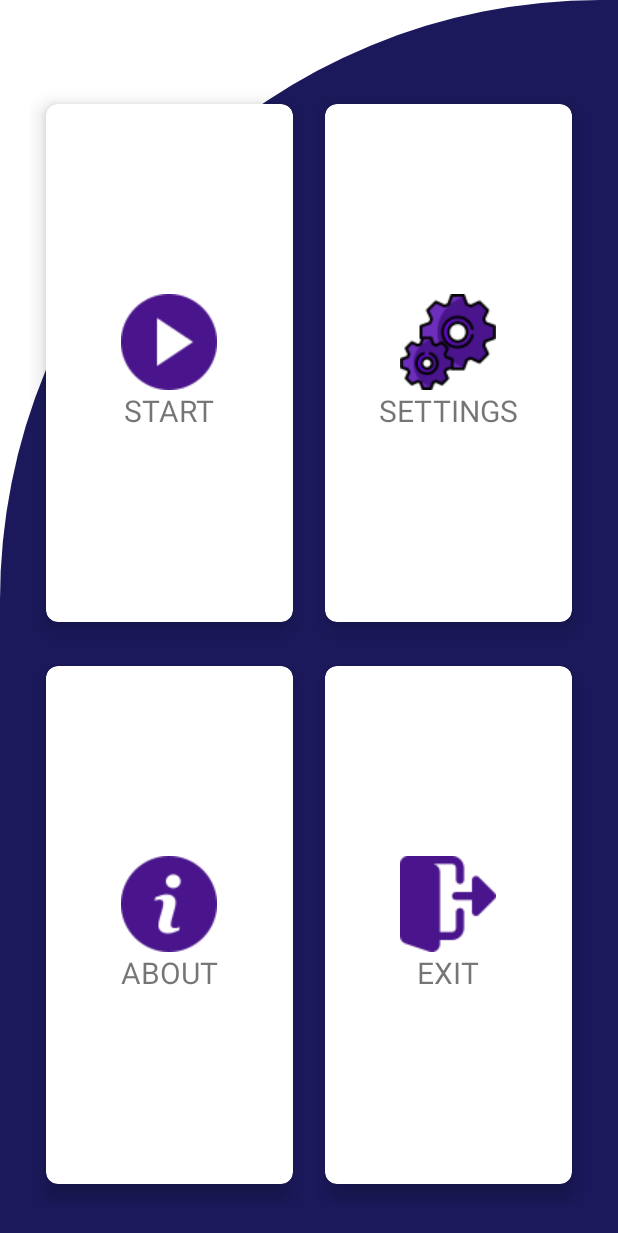
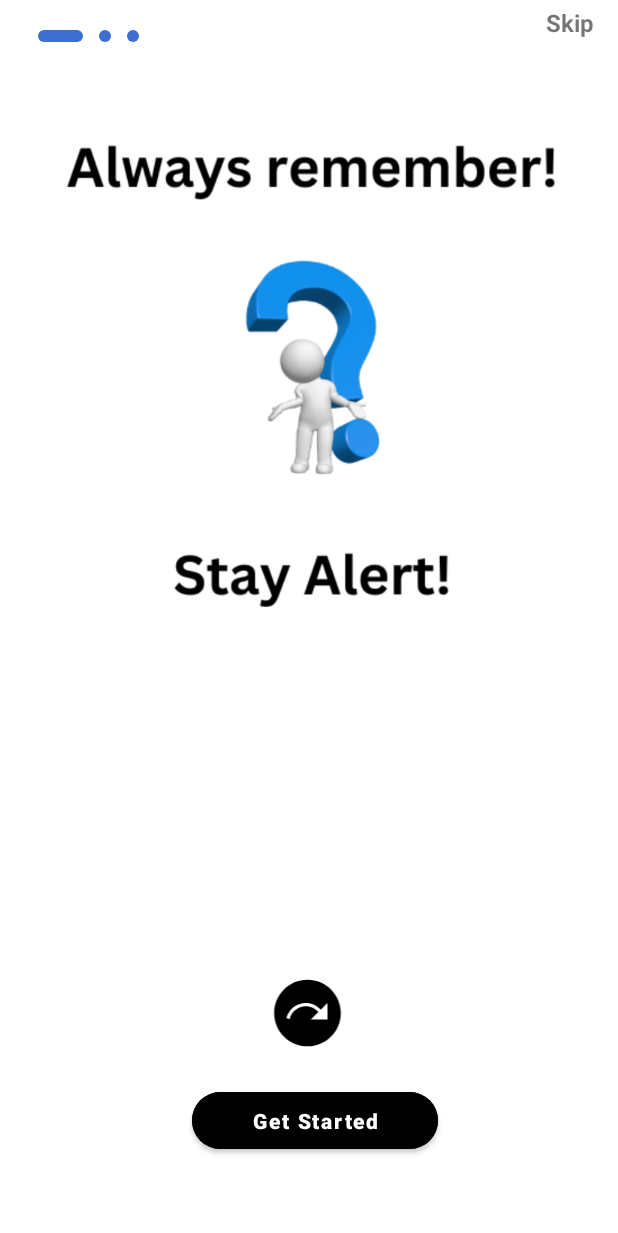
Before and after one commit to JoloGonzaga/ayokona, an Android app: the screen it shows after launch (MainActivity before the commit, onboarding after it), on a phone screen of 412 x 824 dp. Shown: the top 1233 px of the screen. Run offline under Robolectric (Android 15) with nearby library versions, the phone set to English and light mode, and no system bars; 1 statement that could not run was skipped.

Commit message:
Final push

```diff
--- /dev/null
+++ b/app/src/main/java/com/vyw/tflite/OnboardingItem.kt
@@ -0,0 +1,9 @@
+package com.vyw.tflite
+
+data class OnboardingItem (
+    val onboardingImage: Int,
+    val title: String,
+    val Description: String,
+
+
+        )
--- /dev/null
+++ b/app/src/main/java/com/vyw/tflite/OnboardingItemsAdapter.kt
@@ -0,0 +1,46 @@
+package com.vyw.tflite
+
+import android.view.LayoutInflater
+import android.view.View
+import android.view.ViewGroup
+import android.widget.ImageView
+import android.widget.TextView
+import androidx.recyclerview.widget.RecyclerView
+
+class OnboardingItemsAdapter (private val onboardingItems: List<OnboardingItem  >):
+RecyclerView.Adapter<OnboardingItemsAdapter.OnboardingItemViewHolder>(){
+
+
+    override fun onCreateViewHolder(parent: ViewGroup, viewType: Int): OnboardingItemViewHolder {
+        return OnboardingItemViewHolder(
+            LayoutInflater.from(parent.context).inflate(
+                R.layout.onboarding_item_container,
+                parent,
+                false
+            )
+        )
+    }
+
+    override fun onBindViewHolder(holder: OnboardingItemViewHolder, position: Int) {
+        holder.bind(onboardingItems[position])
+    }
+
+    override fun getItemCount(): Int {
+        return onboardingItems.size
+    }
+
+    inner class OnboardingItemViewHolder(view: View) : RecyclerView.ViewHolder(view){
+
+
+        private val imageonboarding = view.findViewById<ImageView>(R.id.ImageOnBoarding)
+        private val textTitle = view.findViewById<TextView>(R.id.title)
+        private val textDescription = view.findViewById<TextView>(R.id.textDescription)
+
+        fun bind(onboardingItem: OnboardingItem) {
+            imageonboarding.setImageResource(onboardingItem.onboardingImage)
+            textTitle.text = onboardingItem.title
+            textDescription.text = onboardingItem.Description
+
+        }
+    }
+}
--- /dev/null
+++ b/app/src/main/java/com/vyw/tflite/onboarding.kt
@@ -0,0 +1,126 @@
+package com.vyw.tflite
+
+import android.content.Intent
+import androidx.appcompat.app.AppCompatActivity
+import android.os.Bundle
+import android.provider.ContactsContract.CommonDataKinds.Im
+import android.view.ViewGroup.LayoutParams.WRAP_CONTENT
+import android.widget.ImageView
+import android.widget.LinearLayout
+import android.widget.TextView
+import androidx.core.content.ContextCompat
+import androidx.recyclerview.widget.RecyclerView
+import androidx.viewpager2.widget.ViewPager2
+import com.vyw.tflite.R
+
+class onboarding : AppCompatActivity() {
+
+    private lateinit var onboardingItemsAdapter: OnboardingItemsAdapter
+    private lateinit var indicatorsContainer: LinearLayout
+
+    override fun onCreate(savedInstanceState: Bundle?) {
+        super.onCreate(savedInstanceState)
+        setContentView(R.layout.activity_onboarding)
+        setOnboardingItems()
+        setupIndicators()
+        setCurrentIndicator(0)
+    }
+    private fun setOnboardingItems() {
+        onboardingItemsAdapter = OnboardingItemsAdapter(
+            listOf(
+                OnboardingItem(
+                    onboardingImage = R.drawable.entry1,
+                    title = "  ",
+                    Description = "  "
+
+                ),
+                OnboardingItem(
+                    onboardingImage = R.drawable.work1,
+                    title = "  ",
+                    Description = "  "
+
+                ),
+                OnboardingItem(
+                    onboardingImage = R.drawable.work2,
+                    title = "   ",
+                    Description = "   "
+
+
+                )
+            )
+        )
+        val onboardingViewPager = findViewById<ViewPager2>(R.id.onboardingViewPager)
+        onboardingViewPager.adapter = onboardingItemsAdapter
+
+        onboardingViewPager.registerOnPageChangeCallback(object :
+        ViewPager2.OnPageChangeCallback(){
+            override fun onPageSelected(position: Int) {
+                super.onPageSelected(position)
+              setCurrentIndicator(position)
+
+            }
+        })
+        (onboardingViewPager.getChildAt(0 ) as RecyclerView).overScrollMode = RecyclerView.OVER_SCROLL_NEVER
+        findViewById<ImageView>(R.id.imageNext).setOnClickListener(){
+            if (onboardingViewPager.currentItem + 1 < onboardingItemsAdapter.itemCount){
+                onboardingViewPager.currentItem + 1
+            }else{
+                navigatemain()
+            }
+        }
+        findViewById<TextView>(R.id.textSkip).setOnClickListener{
+            navigatemain()
+        }
+        findViewById<TextView>(R.id.getstart).setOnClickListener{
+            navigatemain()
+    }
+        }
+    private fun navigatemain(){
+        startActivity(Intent(applicationContext, MainActivity::class.java))
+        finish()
+    }
+
+    private fun setupIndicators(){
+        indicatorsContainer = findViewById(R.id.Indicators)
+        val indicators = arrayOfNulls<ImageView >(onboardingItemsAdapter.itemCount)
+        val layoutParams: LinearLayout.LayoutParams =
+            LinearLayout.LayoutParams(WRAP_CONTENT, WRAP_CONTENT)
+        layoutParams.setMargins(8, 0,8, 0 )
+        for(i in indicators.indices){
+            indicators[i] = ImageView(applicationContext)
+            indicators [i]?.let {
+                it.setImageDrawable(
+                    ContextCompat.getDrawable(
+                        applicationContext,
+                        R.drawable.indicator_inactive_background
+                    )
+                )
+                it.layoutParams = layoutParams
+                indicatorsContainer.addView(it)
+            }
+        }
+    }
+    private  fun setCurrentIndicator(position: Int ){
+        val childCount = indicatorsContainer.childCount
+        for (i in 0 until childCount)
+        {
+            val imageView = indicatorsContainer.getChildAt(i) as ImageView
+            if (i == position){
+                imageView.setImageDrawable(
+                    ContextCompat.getDrawable(
+                        applicationContext,
+                        R.drawable.indicator_active_background
+                    )
+
+                )
+            }else{
+                imageView.setImageDrawable(
+                    ContextCompat.getDrawable(
+                        applicationContext,
+                        R.drawable.indicator_inactive_background
+                    )
+                )
+            }
+        }
+    }
+}
--- a/app/src/main/java/com/vyw/tflite/settings_activity.kt
+++ b/app/src/main/java/com/vyw/tflite/settings_activity.kt
@@ -12,12 +12,5 @@ class settings_activity : AppCompatActivity() {
 
     }
 
-    fun exit2_btnclick(view: View) {
-        val intent = Intent(this, MainActivity::class.java)
-        startActivity(intent)
 
     }
-
-
-
-}
--- a/app/src/main/java/com/vyw/tflite/splash.kt
+++ b/app/src/main/java/com/vyw/tflite/splash.kt
@@ -15,7 +15,7 @@ class splash : AppCompatActivity() {
 
         val handler = Handler(Looper.getMainLooper())
         handler.postDelayed({
-            val intent = Intent(this, MainActivity::class.java)
+            val intent = Intent(this, onboarding::class.java)
             finish()
             startActivity(intent)
         }, 3000)
--- /dev/null
+++ b/app/src/main/res/drawable/ic_baseline_next_plan_24.xml
@@ -0,0 +1,5 @@
+<vector android:autoMirrored="true" android:height="24dp"
+    android:tint="#000000" android:viewportHeight="24"
+    android:viewportWidth="24" android:width="24dp" xmlns:android="http://schemas.android.com/apk/res/android">
+    <path android:fillColor="@android:color/white" android:pathData="M12,2C6.48,2 2,6.48 2,12c0,5.52 4.48,10 10,10s10,-4.48 10,-10C22,6.48 17.52,2 12,2zM18,13.97h-5l2.26,-2.26c-0.91,-1.06 -2.25,-1.74 -3.76,-1.74c-2.37,0 -4.35,1.66 -4.86,3.88l-0.96,-0.32c0.64,-2.62 3,-4.56 5.82,-4.56c1.78,0 3.37,0.79 4.47,2.03L18,8.97V13.97z"/>
+</vector>
--- /dev/null
+++ b/app/src/main/res/drawable/icon_outer_background.xml
@@ -0,0 +1,6 @@
+<?xml version="1.0" encoding="utf-8"?>
+<shape xmlns:android="http://schemas.android.com/apk/res/android"
+    android:shape="oval">
+    <solid android:color="@color/black"/>
+
+</shape>
--- /dev/null
+++ b/app/src/main/res/drawable/indicator_active_background.xml
@@ -0,0 +1,10 @@
+<?xml version="1.0" encoding="utf-8"?>
+<shape xmlns:android="http://schemas.android.com/apk/res/android"
+    android:shape="rectangle">
+    <solid android:color="@color/ic_launcher_background" />
+    <size
+        android:width="30dp"
+        android:height="8dp"/>
+    <corners android:radius="20dp"/>
+
+</shape>
--- /dev/null
+++ b/app/src/main/res/drawable/indicator_inactive_background.xml
@@ -0,0 +1,9 @@
+<?xml version="1.0" encoding="utf-8"?>
+<shape xmlns:android="http://schemas.android.com/apk/res/android"
+    android:shape="oval">
+    <solid android:color="@color/ic_launcher_background"/>
+<size
+    android:width="8dp"
+    android:height="8dp"
+    />
+</shape>
--- /dev/null
+++ b/app/src/main/res/drawable/view_pager_background.xml
@@ -0,0 +1,8 @@
+<?xml version="1.0" encoding="utf-8"?>
+<shape xmlns:android="http://schemas.android.com/apk/res/android"
+    android:shape="rectangle">
+    <solid android:color="@color/custom_color"/>
+    <corners
+        android:bottomRightRadius="60dp"
+        android:topLeftRadius="60dp"/>
+</shape>
--- /dev/null
+++ b/app/src/main/res/layout/activity_onboarding.xml
@@ -0,0 +1,83 @@
+<?xml version="1.0" encoding="utf-8"?>
+<androidx.constraintlayout.widget.ConstraintLayout xmlns:android="http://schemas.android.com/apk/res/android"
+    xmlns:app="http://schemas.android.com/apk/res-auto"
+    xmlns:tools="http://schemas.android.com/tools"
+    android:layout_width="match_parent"
+    android:layout_height="match_parent"
+    tools:context=".onboarding">
+
+
+    <androidx.viewpager2.widget.ViewPager2
+        android:id="@+id/onboardingViewPager"
+        android:layout_width="375dp"
+        android:layout_height="510dp"
+        android:layout_marginEnd="16dp"
+        android:background="@drawable/view_pager_background"
+        app:layout_constraintBottom_toTopOf="@+id/viewCenterofnext"
+        app:layout_constraintEnd_toEndOf="parent"
+        app:layout_constraintTop_toTopOf="parent"
+        app:layout_constraintVertical_bias="0.4" />
+    <LinearLayout
+        android:layout_width="wrap_content"
+        android:layout_height="wrap_content"
+        android:id="@+id/Indicators"
+        android:layout_marginStart="20dp"
+        android:layout_marginLeft="20dp"
+        android:layout_marginTop="20dp"
+        app:layout_constraintStart_toStartOf="parent"
+        app:layout_constraintTop_toTopOf="parent"
+        android:orientation="horizontal" />
+
+    <TextView
+        android:id="@+id/textSkip"
+        android:layout_width="wrap_content"
+        android:layout_height="wrap_content"
+        android:layout_marginTop="4dp"
+        android:layout_marginEnd="16dp"
+        android:textStyle="bold"
+        android:text="@string/skip"
+        android:textSize="16sp"
+        app:layout_constraintEnd_toEndOf="parent"
+        app:layout_constraintTop_toTopOf="parent" />
+
+    <View
+        android:layout_width="1dp"
+        android:layout_height="1dp"
+        android:id="@+id/viewCenterofnext"
+        app:layout_constraintBottom_toBottomOf="@id/imageNext"
+        app:layout_constraintEnd_toEndOf="@id/imageNext"
+        app:layout_constraintStart_toStartOf="@id/imageNext"
+        app:layout_constraintTop_toTopOf="@id/imageNext" />
+
+    <ImageView
+        android:id="@+id/imageNext"
+        android:layout_width="62dp"
+        android:layout_height="53dp"
+        android:layout_marginBottom="20dp"
+        android:contentDescription="@string/app_name"
+        android:src="@drawable/ic_baseline_next_plan_24"
+        app:layout_constraintBottom_toTopOf="@+id/getstart"
+        app:layout_constraintEnd_toEndOf="parent"
+        app:layout_constraintHorizontal_bias="0.498"
+        app:layout_constraintStart_toStartOf="parent" />
+
+    <com.google.android.material.button.MaterialButton
+        android:id="@+id/getstart"
+        android:layout_width="wrap_content"
+        android:layout_height="50dp"
+        android:layout_marginEnd="120dp"
+        android:layout_marginBottom="52dp"
+        android:backgroundTint="@color/black"
+        android:paddingStart="40dp"
+        android:paddingEnd="40dp"
+        android:text="@string/get_started"
+        android:textAllCaps="false"
+        android:textSize="14sp"
+        android:textStyle="bold"
+        app:cornerRadius="20dp"
+        app:layout_constraintBottom_toBottomOf="parent"
+        app:layout_constraintEnd_toEndOf="parent"
+        app:layout_constraintEnd_toStartOf="" />
+
+
+</androidx.constraintlayout.widget.ConstraintLayout>
--- a/app/src/main/res/layout/activity_settings.xml
+++ b/app/src/main/res/layout/activity_settings.xml
@@ -7,7 +7,7 @@
     android:background="@drawable/cut_card_background"
     tools:context=".settings_activity">
 
-
+    <include layout="@layout/toolbar" />
     <androidx.cardview.widget.CardView
         android:layout_width="159dp"
         android:layout_height="202dp"
@@ -86,27 +86,14 @@
             android:gravity="center"
             android:orientation="vertical">
 
-            <ImageView
+
+            <androidx.constraintlayout.widget.Placeholder
                 android:layout_width="wrap_content"
-                android:layout_height="wrap_content"
-                android:src="@drawable/ic_exit" />
-
-            <TextView
-                android:layout_width="wrap_content"
-                android:layout_height="wrap_content"
-                android:text="Menu"
-                android:textSize="20sp" />
+                android:layout_height="wrap_content">
 
 
+            </androidx.constraintlayout.widget.Placeholder>
         </LinearLayout>
-
-
-        <androidx.constraintlayout.widget.Placeholder
-            android:layout_width="wrap_content"
-            android:layout_height="wrap_content">
-
-
-        </androidx.constraintlayout.widget.Placeholder>
 
 
     </androidx.cardview.widget.CardView>
--- /dev/null
+++ b/app/src/main/res/layout/onboarding_item_container.xml
@@ -0,0 +1,35 @@
+<?xml version="1.0" encoding="utf-8"?>
+<LinearLayout xmlns:android="http://schemas.android.com/apk/res/android"
+    android:orientation="vertical"
+    android:layout_width="match_parent"
+    android:layout_height="match_parent">
+
+
+
+    <ImageView
+        android:id="@+id/ImageOnBoarding"
+        android:layout_width="match_parent"
+        android:layout_height="wrap_content"
+        android:adjustViewBounds="true"
+        android:contentDescription="@string/app_name"/>
+
+
+    <TextView
+        android:id="@+id/Texttitle"
+        android:layout_width="match_parent"
+        android:layout_height="wrap_content"
+        android:layout_marginTop="15dp"
+        android:gravity="center"
+        android:textSize="20sp"
+        android:textStyle="bold"/>
+
+    <TextView
+        android:id="@+id/textDescription"
+        android:layout_width="match_parent"
+        android:layout_height="wrap_content"
+        android:layout_marginStart="30dp"
+        android:gravity="center"
+        android:textSize="20sp"
+        android:textStyle="bold"/>
+
+</LinearLayout>
--- a/app/src/main/res/values/colors.xml
+++ b/app/src/main/res/values/colors.xml
@@ -12,4 +12,5 @@
     <color name="black">#000000</color>
     <color name="white">#FFFFFFFF</color>
     <color name="purple">#1B195B</color>
+    <color name="custom_color">#FFFFFF</color>
 </resources>
--- a/app/src/main/res/values/strings.xml
+++ b/app/src/main/res/values/strings.xml
@@ -1,5 +1,7 @@
 <resources>
     <string name="app_name">Drowsy Driving App</string>
+    <string name="get_started">Get Started</string>
+    <string name="skip">Skip</string>
     <string-array name="model_array">
         <item>192</item>
         <item>320</item>
```
Also changed, not shown: app/src/main/AndroidManifest.xml (+7 -0 lines), app/src/main/res/drawable/entry1.png (added), app/src/main/res/drawable/work1.png (added), app/src/main/res/drawable/work2.png (added).
